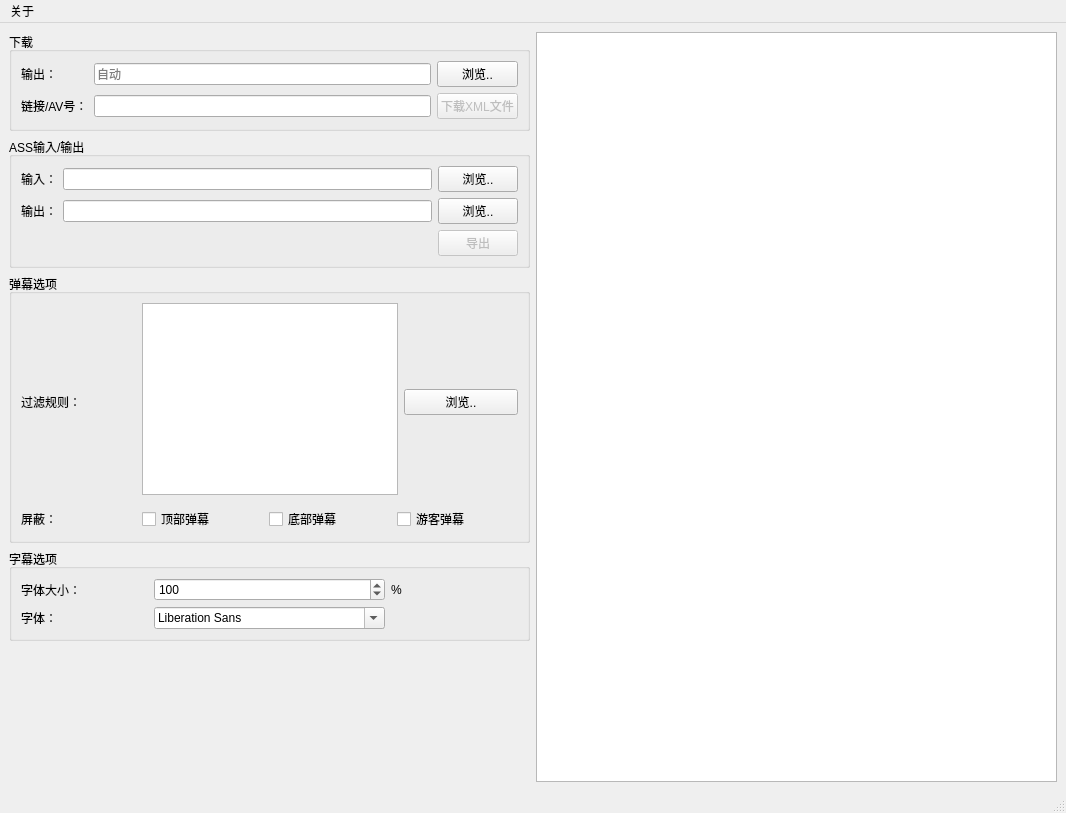
Before: the Qt Designer form niconvert/fz/window.ui in autodotua/niconvert, drawn with Qt 5.
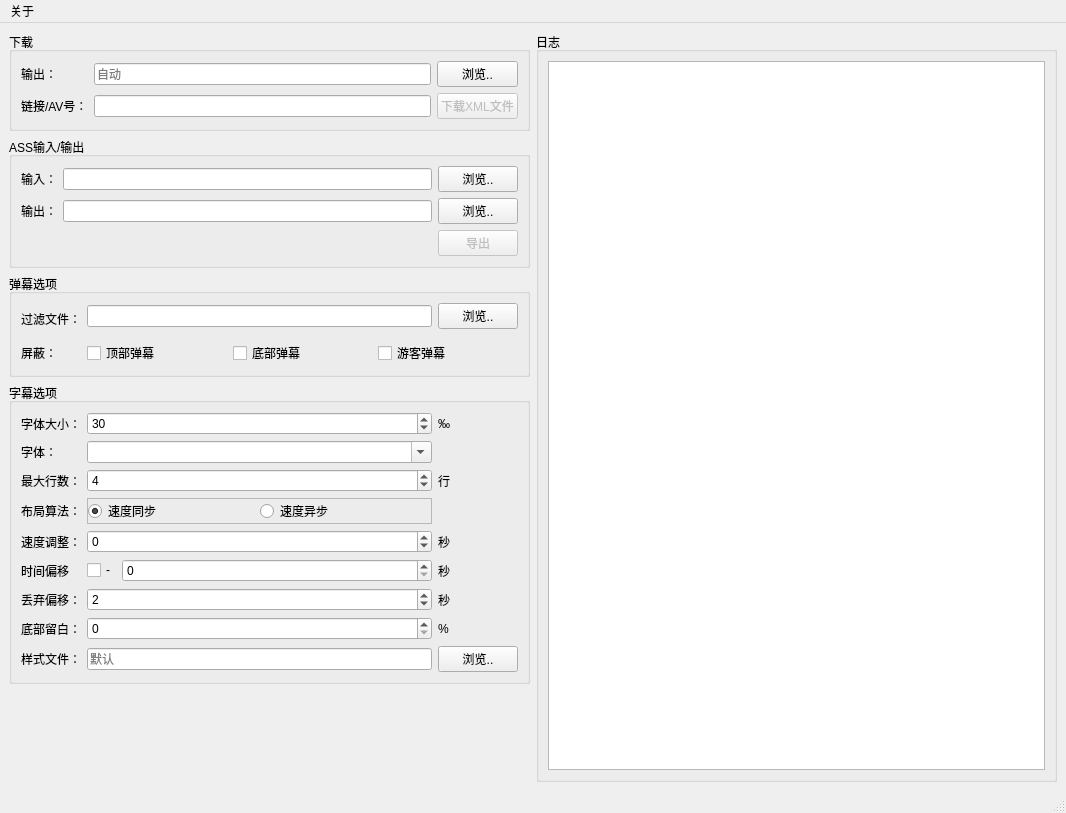
After: the same form once the commit is applied.

What changed in the file:
```diff
--- a/niconvert/fz/window.ui
+++ b/niconvert/fz/window.ui
@@ -14,7 +14,7 @@
    <string>MainWindow</string>
   </property>
   <widget class="QWidget" name="centralwidget">
-   <layout class="QHBoxLayout" name="horizontalLayout">
+   <layout class="QHBoxLayout" name="horizontalLayout_5">
     <item>
      <layout class="QVBoxLayout" name="verticalLayout" stretch="0,0,0,0,0">
       <item>
@@ -164,7 +164,7 @@
          <string>弹幕选项</string>
         </property>
         <layout class="QGridLayout" name="gridLayout_4">
-         <item row="0" column="0">
+         <item row="1" column="0">
           <layout class="QGridLayout" name="gridLayout_3">
            <item row="2" column="0">
             <widget class="QLabel" name="label_5">
@@ -198,27 +198,20 @@
              </item>
             </layout>
            </item>
-           <item row="0" column="2" rowspan="2">
-            <widget class="QPushButton" name="btnBrowseFilter">
-             <property name="text">
-              <string>浏览..</string>
-             </property>
-            </widget>
-           </item>
            <item row="0" column="0" rowspan="2">
             <widget class="QLabel" name="label_6">
              <property name="text">
-              <string>过滤规则：</string>
+              <string>过滤文件：</string>
              </property>
             </widget>
            </item>
            <item row="0" column="1">
-            <widget class="QTextEdit" name="txtFilter">
-             <property name="sizePolicy">
-              <sizepolicy hsizetype="Preferred" vsizetype="Preferred">
-               <horstretch>0</horstretch>
-               <verstretch>0</verstretch>
-              </sizepolicy>
+            <widget class="QLineEdit" name="txtFilter"/>
+           </item>
+           <item row="0" column="2">
+            <widget class="QPushButton" name="btnBrowseFilter">
+             <property name="text">
+              <string>浏览..</string>
              </property>
             </widget>
            </item>
@@ -235,23 +228,156 @@
         <layout class="QGridLayout" name="gridLayout_8">
          <item row="0" column="0">
           <layout class="QGridLayout" name="gridLayout_7">
+           <item row="6" column="2">
+            <widget class="QLabel" name="label_16">
+             <property name="text">
+              <string>秒</string>
+             </property>
+            </widget>
+           </item>
+           <item row="3" column="0">
+            <widget class="QLabel" name="label_12">
+             <property name="text">
+              <string>布局算法：</string>
+             </property>
+            </widget>
+           </item>
+           <item row="1" column="0">
+            <widget class="QLabel" name="label_9">
+             <property name="text">
+              <string>字体：</string>
+             </property>
+            </widget>
+           </item>
+           <item row="7" column="1">
+            <widget class="QSpinBox" name="txtMarginBottom"/>
+           </item>
+           <item row="6" column="1">
+            <widget class="QSpinBox" name="txtDropOffset">
+             <property name="maximum">
+              <number>10</number>
+             </property>
+             <property name="value">
+              <number>2</number>
+             </property>
+            </widget>
+           </item>
            <item row="0" column="2">
             <widget class="QLabel" name="label_8">
              <property name="text">
-              <string>%</string>
+              <string>‰</string>
+             </property>
+            </widget>
+           </item>
+           <item row="5" column="2">
+            <widget class="QLabel" name="label_20">
+             <property name="text">
+              <string>秒</string>
+             </property>
+            </widget>
+           </item>
+           <item row="4" column="0">
+            <widget class="QLabel" name="label_13">
+             <property name="text">
+              <string>速度调整：</string>
+             </property>
+            </widget>
+           </item>
+           <item row="1" column="1">
+            <widget class="QFontComboBox" name="cbbFont">
+             <property name="editable">
+              <bool>true</bool>
+             </property>
+             <property name="currentText">
+              <string>微软雅黑</string>
+             </property>
+             <property name="currentIndex">
+              <number>411</number>
              </property>
             </widget>
            </item>
            <item row="0" column="1">
             <widget class="QSpinBox" name="txtFontSize">
              <property name="maximum">
-              <number>200</number>
-             </property>
-             <property name="value">
               <number>100</number>
              </property>
+             <property name="singleStep">
+              <number>5</number>
+             </property>
+             <property name="value">
+              <number>30</number>
+             </property>
             </widget>
            </item>
+           <item row="6" column="0">
+            <widget class="QLabel" name="label_15">
+             <property name="text">
+              <string>丢弃偏移：</string>
+             </property>
+            </widget>
+           </item>
+           <item row="2" column="0">
+            <widget class="QLabel" name="label_10">
+             <property name="text">
+              <string>最大行数：</string>
+             </property>
+            </widget>
+           </item>
+           <item row="7" column="2">
+            <widget class="QLabel" name="label_18">
+             <property name="text">
+              <string>%</string>
+             </property>
+            </widget>
+           </item>
+           <item row="7" column="0">
+            <widget class="QLabel" name="label_17">
+             <property name="text">
+              <string>底部留白：</string>
+             </property>
+            </widget>
+           </item>
+           <item row="2" column="2">
+            <widget class="QLabel" name="label_11">
+             <property name="text">
+              <string>行</string>
+             </property>
+            </widget>
+           </item>
+           <item row="2" column="1">
+            <widget class="QSpinBox" name="txtMaxLines">
+             <property name="maximum">
+              <number>10</number>
+             </property>
+             <property name="value">
+              <number>4</number>
+             </property>
+            </widget>
+           </item>
+           <item row="4" column="1">
+            <widget class="QSpinBox" name="txtSpeedOffset">
+             <property name="minimum">
+              <number>-10</number>
+             </property>
+             <property name="maximum">
+              <number>10</number>
+             </property>
+            </widget>
+           </item>
+           <item row="5" column="1">
+            <layout class="QHBoxLayout" name="horizontalLayout_4" stretch="0,1">
+             <item>
+              <widget class="QCheckBox" name="chkTimeOffsetNegetive">
+               <property name="text">
+                <string>-</string>
+               </property>
+              </widget>
+             </item>
+             <item>
+              <widget class="QSpinBox" name="txtTimeOffset"/>
+             </item>
+            </layout>
+           </item>
            <item row="0" column="0">
             <widget class="QLabel" name="label_7">
              <property name="text">
@@ -259,15 +385,87 @@
              </property>
             </widget>
            </item>
-           <item row="1" column="0">
-            <widget class="QLabel" name="label_9">
+           <item row="5" column="0">
+            <widget class="QLabel" name="label_19">
              <property name="text">
-              <string>字体：</string>
+              <string>时间偏移</string>
              </property>
             </widget>
            </item>
-           <item row="1" column="1">
-            <widget class="QFontComboBox" name="fontComboBox"/>
+           <item row="4" column="2">
+            <widget class="QLabel" name="label_14">
+             <property name="text">
+              <string>秒</string>
+             </property>
+            </widget>
+           </item>
+           <item row="3" column="1">
+            <widget class="QFrame" name="frame">
+             <property name="frameShape">
+              <enum>QFrame::StyledPanel</enum>
+             </property>
+             <property name="frameShadow">
+              <enum>QFrame::Raised</enum>
+             </property>
+             <layout class="QHBoxLayout" name="horizontalLayout_3">
+              <property name="spacing">
+               <number>0</number>
+              </property>
+              <property name="leftMargin">
+               <number>0</number>
+              </property>
+              <property name="topMargin">
+               <number>0</number>
+              </property>
+              <property name="rightMargin">
+               <number>0</number>
+              </property>
+              <property name="bottomMargin">
+               <number>0</number>
+              </property>
+              <item>
+               <widget class="QRadioButton" name="rbtnSync">
+                <property name="text">
+                 <string>速度同步</string>
+                </property>
+                <property name="checked">
+                 <bool>true</bool>
+                </property>
+               </widget>
+              </item>
+              <item>
+               <widget class="QRadioButton" name="rbtnAsync">
+                <property name="text">
+                 <string>速度异步</string>
+                </property>
+               </widget>
+              </item>
+             </layout>
+            </widget>
+           </item>
+           <item row="8" column="0">
+            <widget class="QLabel" name="label_21">
+             <property name="text">
+              <string>样式文件：</string>
+             </property>
+            </widget>
+           </item>
+           <item row="8" column="1">
+            <widget class="QLineEdit" name="txtStyle">
+             <property name="placeholderText">
+              <string>默认</string>
+             </property>
+             <property name="clearButtonEnabled">
+              <bool>true</bool>
+             </property>
+            </widget>
+           </item>
+           <item row="8" column="2">
+            <widget class="QPushButton" name="pushButton">
+             <property name="text">
+              <string>浏览..</string>
+             </property>
+            </widget>
            </item>
           </layout>
          </item>
@@ -290,7 +488,16 @@
      </layout>
     </item>
     <item>
-     <widget class="QTextEdit" name="textEdit"/>
+     <widget class="QGroupBox" name="groupBox_5">
+      <property name="title">
+       <string>日志</string>
+      </property>
+      <layout class="QHBoxLayout" name="horizontalLayout">
+       <item>
+        <widget class="QTextEdit" name="txtLog"/>
+       </item>
+      </layout>
+     </widget>
     </item>
    </layout>
   </widget>
```
Left out of the diff: 34 changed lines with no effect on the pictures.
